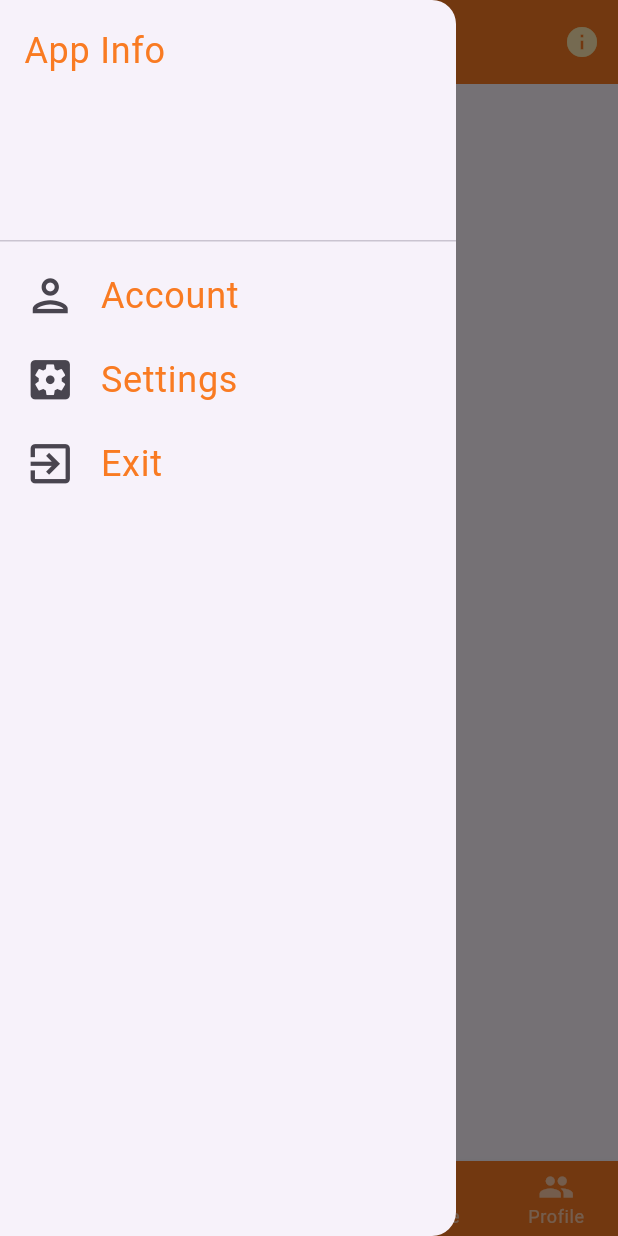
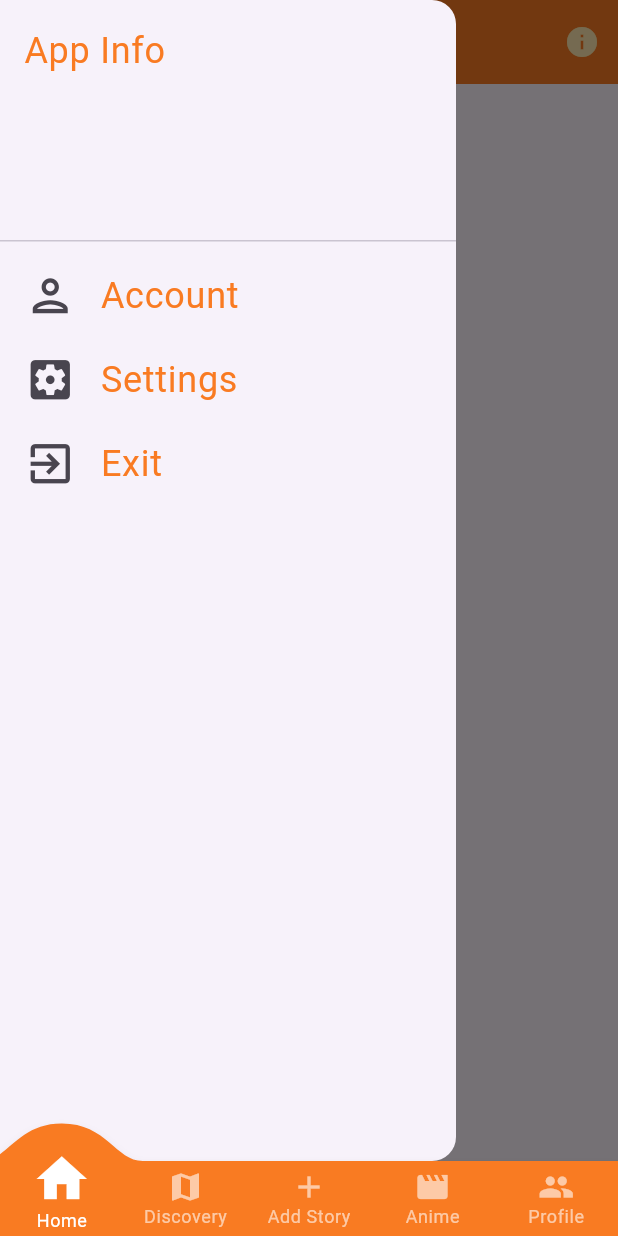
Before and after one commit to kazaliika/portofolio, a Flutter app: the screen it shows after launch, with the side drawer open, on a phone screen of 412 x 824 dp. Run offline on Flutter 3.47's test engine with Material 3 defaults, Android fonts, the light colour scheme and no system bars; drawn by our look-alikes of convex_bottom_bar; our stand-ins replace flutter_svg.

```diff
--- a/lib/main.dart
+++ b/lib/main.dart
@@ -1,5 +1,5 @@
 import 'package:flutter/material.dart';
-import './ui/home_screen.dart';
+import 'package:portofolio/ui/bottom_nav_bar.dart';
 
 void main() {
   runApp(const MyApp());
@@ -13,7 +13,7 @@ class MyApp extends StatelessWidget {
     return MaterialApp(
       debugShowCheckedModeBanner: false,
       title: "Jumawa App",
-      home: HomeScreen(),
+      home: BottomNavBar(),
     );
   }
 }
--- a/lib/ui/bottom_nav_bar.dart
+++ b/lib/ui/bottom_nav_bar.dart
@@ -0,0 +1,47 @@
+import 'package:flutter/material.dart';
+import 'package:portofolio/ui/add_story_screen.dart';
+import 'package:portofolio/ui/home_screen.dart';
+import 'package:convex_bottom_bar/convex_bottom_bar.dart';
+
+class BottomNavBar extends StatefulWidget {
+  const BottomNavBar({super.key});
+
+  @override
+  State<BottomNavBar> createState() => _BottomNavBarState();
+}
+
+class _BottomNavBarState extends State<BottomNavBar> {
+  int pilihPage = 0;
+  final opsiPage = [
+    HomeScreen(),
+    const Text('Menjelajahi'),
+    AddStoryScreen(),
+    AddStoryScreen(),
+    AddStoryScreen(),
+  ];
+  @override
+  Widget build(BuildContext context) {
+    return Scaffold(
+      body: Center(
+        child: opsiPage[pilihPage],
+      ),
+      bottomNavigationBar: ConvexAppBar(
+        style: TabStyle.react,
+        items: [
+          TabItem(icon: Icons.home, title: 'Home'),
+          TabItem(icon: Icons.map, title: 'Discovery'),
+          TabItem(icon: Icons.add, title: 'Add Story'),
+          TabItem(icon: Icons.movie, title: 'Anime'),
+          TabItem(icon: Icons.people, title: 'Profile'),
+        ],
+        backgroundColor: Color(0xFFF97B22),
+        initialActiveIndex: 0,
+        onTap: (int i) {
+          setState(() {
+            pilihPage = i;
+          });
+        },
+      ),
+    );
+  }
+}
--- a/lib/ui/home_screen.dart
+++ b/lib/ui/home_screen.dart
@@ -1,5 +1,5 @@
-import 'package:convex_bottom_bar/convex_bottom_bar.dart';
 import 'package:flutter/material.dart';
+
 import 'package:portofolio/login/page_splash.dart';
 import 'package:portofolio/ui/info_detail_screen.dart';
 import 'package:portofolio/ui/add_story_screen.dart';
@@ -33,19 +33,7 @@ class _HomeScreenState extends State<HomeScreen> {
         ),
       ),
       drawer: _Drawer(context),
-        bottomNavigationBar: ConvexAppBar(
-          style: TabStyle.react,
-
-          items: [
-            TabItem(icon: Icons.home, title: 'Home'),
-            TabItem(icon: Icons.map, title: 'Discovery'),
-            TabItem(icon: Icons.add, title: 'Add Story'),
-            TabItem(icon: Icons.movie, title: 'Anime'),
-            TabItem(icon: Icons.people, title: 'Profile'),
-          ],
-          backgroundColor: Color(0xFFF97B22),
-          // onTap: (int i) => print('click index=$i'),
-        ));
+    );
   }
 
   Drawer _Drawer(context) => Drawer(
```
Also changed, not shown: lib/ui/anime.dart (added, +15 -0 lines). Lines whose indentation alone changed are shown as unchanged.
